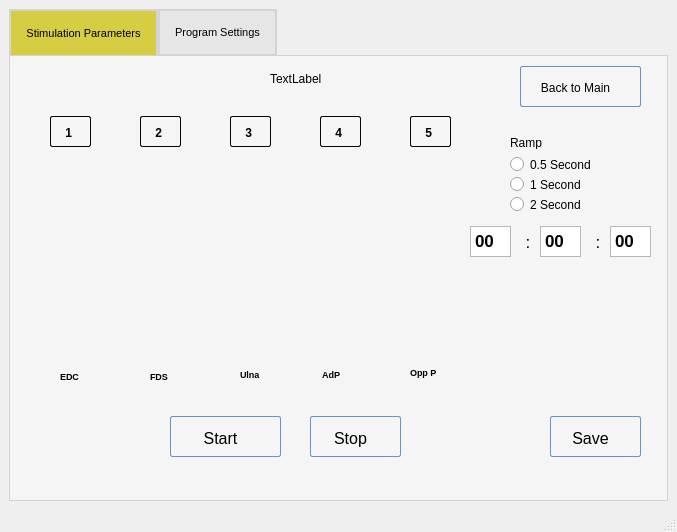
Before: the Qt Designer form POML060_v1/stageprogram.ui in viniltc/POML060, drawn with Qt 5.
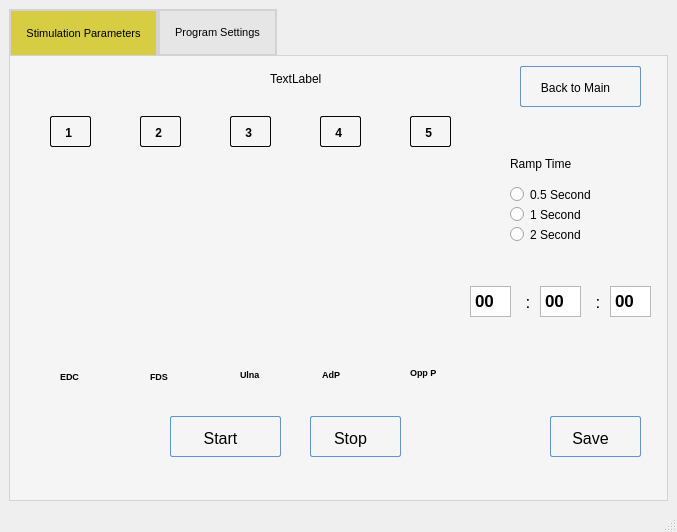
After: the same form once the commit is applied. Icons and pictures are not drawn. Custom widgets are drawn as their Qt base class.

Patch:
```diff
--- a/POML060_v1/stageprogram.ui
+++ b/POML060_v1/stageprogram.ui
@@ -760,7 +760,7 @@
         <property name="geometry">
          <rect>
           <x>460</x>
-          <y>170</y>
+          <y>230</y>
           <width>41</width>
           <height>31</height>
          </rect>
@@ -784,7 +784,7 @@
         <property name="geometry">
          <rect>
           <x>530</x>
-          <y>170</y>
+          <y>230</y>
           <width>41</width>
           <height>31</height>
          </rect>
@@ -808,7 +808,7 @@
         <property name="geometry">
          <rect>
           <x>600</x>
-          <y>170</y>
+          <y>230</y>
           <width>41</width>
           <height>31</height>
          </rect>
@@ -832,7 +832,7 @@
         <property name="geometry">
          <rect>
           <x>510</x>
-          <y>170</y>
+          <y>230</y>
           <width>16</width>
           <height>31</height>
          </rect>
@@ -853,7 +853,7 @@
         <property name="geometry">
          <rect>
           <x>580</x>
-          <y>170</y>
+          <y>230</y>
           <width>16</width>
           <height>31</height>
          </rect>
@@ -938,7 +938,7 @@
         <property name="geometry">
          <rect>
           <x>500</x>
-          <y>120</y>
+          <y>150</y>
           <width>82</width>
           <height>17</height>
          </rect>
@@ -951,7 +951,7 @@
         <property name="geometry">
          <rect>
           <x>500</x>
-          <y>140</y>
+          <y>170</y>
           <width>82</width>
           <height>17</height>
          </rect>
@@ -964,7 +964,7 @@
         <property name="geometry">
          <rect>
           <x>500</x>
-          <y>100</y>
+          <y>130</y>
           <width>82</width>
           <height>17</height>
          </rect>
@@ -977,13 +977,13 @@
         <property name="geometry">
          <rect>
           <x>500</x>
-          <y>80</y>
-          <width>47</width>
-          <height>13</height>
+          <y>100</y>
+          <width>81</width>
+          <height>16</height>
          </rect>
         </property>
         <property name="text">
-         <string>Ramp</string>
+         <string>Ramp Time</string>
         </property>
        </widget>
       </widget>
```
